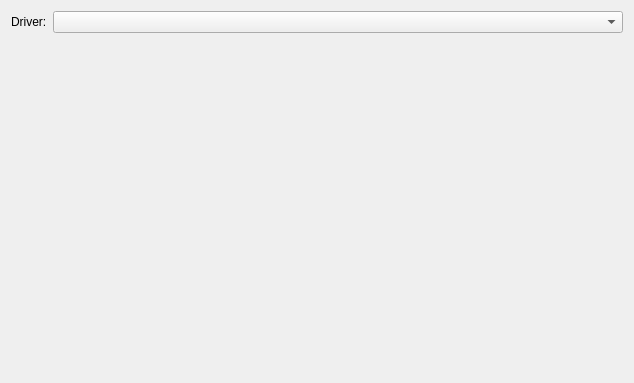
anetczuk/ros-self-balancer-playground, file balancer-rqt/resource/MainWindow.ui: the form before one commit.
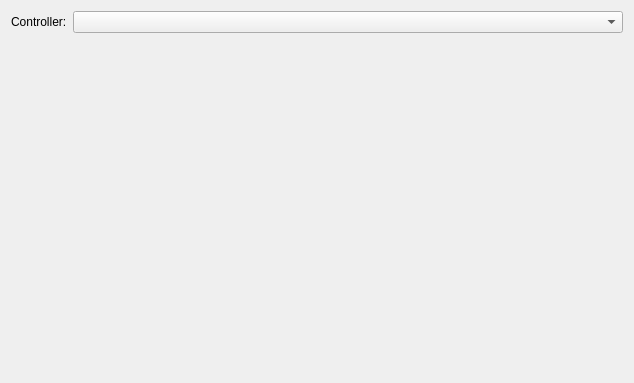
The form after the commit.

Commit message: Rename 'driver' to 'controller'

What changed in the file:
```diff
--- a/balancer-rqt/resource/MainWindow.ui
+++ b/balancer-rqt/resource/MainWindow.ui
@@ -17,7 +17,7 @@
    <item row="0" column="0">
     <widget class="QLabel" name="driverText">
      <property name="text">
-      <string>Driver:</string>
+      <string>Controller:</string>
      </property>
     </widget>
    </item>
```
Left out of the diff: 6 changed lines with no effect on the pictures. The commit also changes 7 other files.
